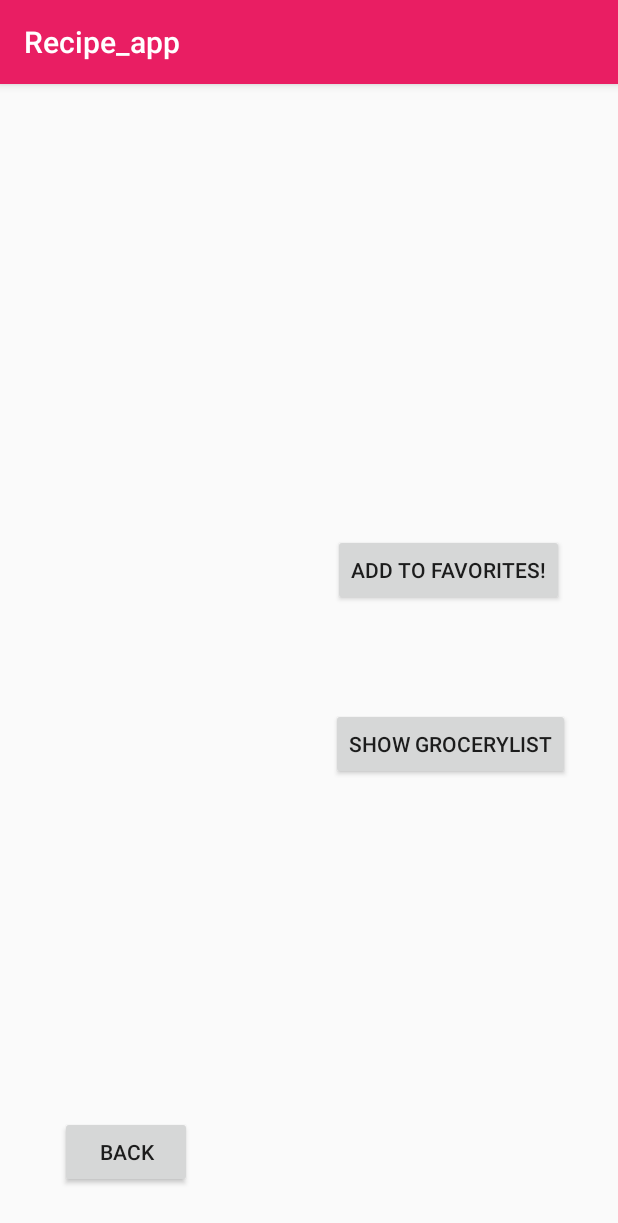
After one commit to Lvdl1999/ProgrammeerProject, an Android app: the RecipeActivity screen opened directly, with no data from a screen before it, on a phone screen of 412 x 824 dp. The commit adds this screen. Shown: the top 1223 px of the screen. Run offline under Robolectric (Android 15) with nearby library versions, the phone set to English and light mode, and no system bars.

Commit message:
Buttons connected, worked on UI and API request

```diff
--- a/app/build.gradle
+++ b/app/build.gradle
@@ -22,6 +22,7 @@ dependencies {
     implementation fileTree(dir: 'libs', include: ['*.jar'])
     implementation 'com.android.support:appcompat-v7:28.0.0'
     implementation 'com.android.support.constraint:constraint-layout:1.1.3'
+    implementation 'com.android.volley:volley:1.1.0'
     testImplementation 'junit:junit:4.12'
     androidTestImplementation 'com.android.support.test:runner:1.0.2'
     androidTestImplementation 'com.android.support.test.espresso:espresso-core:3.0.2'
--- a/app/src/main/AndroidManifest.xml
+++ b/app/src/main/AndroidManifest.xml
@@ -1,7 +1,7 @@
 <?xml version="1.0" encoding="utf-8"?>
 <manifest xmlns:android="http://schemas.android.com/apk/res/android"
     package="com.example.recipe_app">
-
+    <uses-permission android:name="android.permission.INTERNET" />
     <application
         android:allowBackup="true"
         android:icon="@mipmap/ic_launcher"
@@ -9,7 +9,9 @@
         android:roundIcon="@mipmap/ic_launcher_round"
         android:supportsRtl="true"
         android:theme="@style/AppTheme">
-        <activity android:name=".ResultsActivity"></activity>
+        <activity android:name=".GroceryActivity"></activity>
+        <activity android:name=".RecipeActivity" />
+        <activity android:name=".ResultsActivity" />
         <activity android:name=".UploadActivity" />
         <activity android:name=".FavoritesActivity" />
         <activity android:name=".SearchActivity" />
--- /dev/null
+++ b/app/src/main/java/com/example/recipe_app/DBRecipesRequest.java
@@ -0,0 +1,4 @@
+package com.example.recipe_app;
+
+public class DBRecipesRequest {
+}
--- /dev/null
+++ b/app/src/main/java/com/example/recipe_app/RecipeActivity.java
@@ -0,0 +1,32 @@
+package com.example.recipe_app;
+
+import android.content.Intent;
+import android.support.v7.app.AppCompatActivity;
+import android.os.Bundle;
+import android.view.View;
+
+public class RecipeActivity extends AppCompatActivity {
+
+    @Override
+    protected void onCreate(Bundle savedInstanceState) {
+        super.onCreate(savedInstanceState);
+        setContentView(R.layout.activity_recipe);
+    }
+
+    // Navigating from RecipeActivity to MainActivity
+    public void buttonback_clicked(View view) {
+        Intent menu = new Intent(RecipeActivity.this, MainActivity.class);
+        startActivity(menu);
+    }
+
+    public void addfavorites_clicked(View view) {
+        // When the user looks at a recipe it's possible to add to favorites through this method.
+        // The user has to click this button and the recipe will be added to their favorites list.
+        // Which is also a listview in FavoritesActivity.
+    }
+
+    public void showgrocery_clicked(View view) {
+        Intent grocery = new Intent(RecipeActivity.this, GroceryActivity.class);
+        startActivity(grocery);
+    }
+}
--- /dev/null
+++ b/app/src/main/res/layout/activity_recipe.xml
@@ -0,0 +1,41 @@
+<?xml version="1.0" encoding="utf-8"?>
+<android.support.constraint.ConstraintLayout xmlns:android="http://schemas.android.com/apk/res/android"
+    xmlns:app="http://schemas.android.com/apk/res-auto"
+    xmlns:tools="http://schemas.android.com/tools"
+    android:layout_width="match_parent"
+    android:layout_height="match_parent"
+    tools:context=".RecipeActivity">
+
+    <Button
+        android:id="@+id/button_back"
+        android:layout_width="wrap_content"
+        android:layout_height="wrap_content"
+        android:layout_marginStart="40dp"
+        android:layout_marginBottom="32dp"
+        android:text="Back"
+        android:onClick="buttonback_clicked"
+        app:layout_constraintBottom_toBottomOf="parent"
+        app:layout_constraintStart_toStartOf="parent" />
+
+    <Button
+        android:id="@+id/addfavorites"
+        android:layout_width="wrap_content"
+        android:layout_height="wrap_content"
+        android:layout_marginTop="300dp"
+        android:layout_marginEnd="36dp"
+        android:text="Add to favorites!"
+        android:onClick="addfavorites_clicked"
+        app:layout_constraintEnd_toEndOf="parent"
+        app:layout_constraintTop_toTopOf="parent" />
+
+    <Button
+        android:id="@+id/showgrocery"
+        android:layout_width="wrap_content"
+        android:layout_height="wrap_content"
+        android:layout_marginEnd="32dp"
+        android:layout_marginBottom="304dp"
+        android:text="Show grocerylist"
+        android:onClick="showgrocery_clicked"
+        app:layout_constraintBottom_toBottomOf="parent"
+        app:layout_constraintEnd_toEndOf="parent" />
+</android.support.constraint.ConstraintLayout>
--- a/app/src/main/res/values/colors.xml
+++ b/app/src/main/res/values/colors.xml
@@ -1,6 +1,6 @@
 <?xml version="1.0" encoding="utf-8"?>
 <resources>
-    <color name="colorPrimary">#008577</color>
-    <color name="colorPrimaryDark">#00574B</color>
-    <color name="colorAccent">#D81B60</color>
+    <color name="colorPrimary">#E91E63</color>
+    <color name="colorPrimaryDark">#C2185B</color>
+    <color name="colorAccent">#536DFE</color>
 </resources>
```
Also changed, not shown: app/src/main/java/com/example/recipe_app/APIRecipesRequest.java (added, +38 -0 lines), app/src/main/java/com/example/recipe_app/FavoritesActivity.java (+8 -0 lines), app/src/main/java/com/example/recipe_app/GroceryActivity.java (added, +13 -0 lines), app/src/main/java/com/example/recipe_app/SearchActivity.java (+11 -1 lines), app/src/main/java/com/example/recipe_app/SearchRecipe.java (added, +31 -0 lines), app/src/main/res/layout/activity_favorites.xml (+11 -0 lines), app/src/main/res/layout/activity_grocery.xml (added, +9 -0 lines), app/src/main/res/layout/activity_main.xml (+27 -0 lines).
